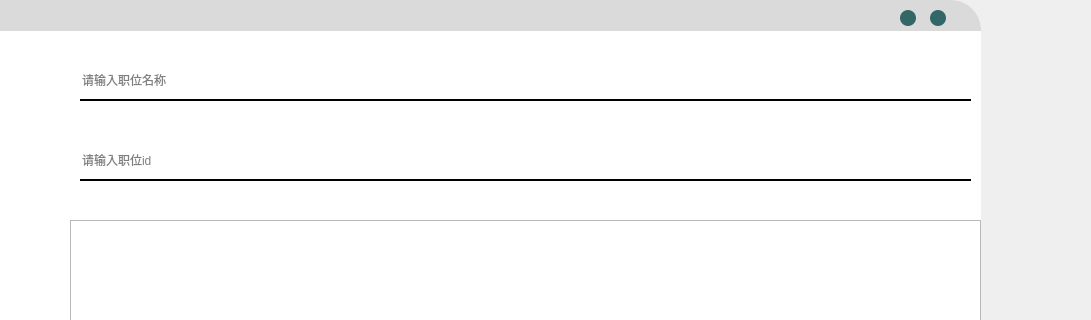
This is Administrator/AdministratorUI1.ui in python-team-9/final_work as Qt 5 draws it before an edit; both pictures show x 130 to 1221 and y 0 to 320 of the 1221 by 939 pixel window. The edited form follows.
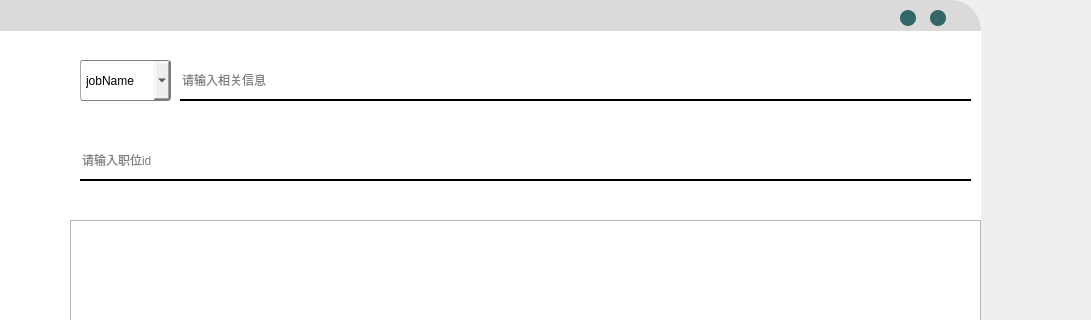
This is the edited form.

Diff of the .ui file:
```diff
--- a/Administrator/AdministratorUI1.ui
+++ b/Administrator/AdministratorUI1.ui
@@ -68,9 +68,9 @@
    <widget class="QLineEdit" name="lineEdit_4">
     <property name="geometry">
      <rect>
-      <x>210</x>
+      <x>310</x>
       <y>60</y>
-      <width>891</width>
+      <width>791</width>
       <height>41</height>
      </rect>
     </property>
@@ -80,7 +80,7 @@
 </string>
     </property>
     <property name="placeholderText">
-     <string>请输入职位名称</string>
+     <string>请输入相关信息</string>
     </property>
    </widget>
    <widget class="QLabel" name="label">
@@ -288,6 +288,44 @@
      <string>注销账号</string>
     </property>
    </widget>
+   <widget class="QComboBox" name="comboBox">
+    <property name="geometry">
+     <rect>
+      <x>210</x>
+      <y>60</y>
+      <width>91</width>
+      <height>41</height>
+     </rect>
+    </property>
+    <property name="styleSheet">
+     <string notr="true">border:1px solid gray;  border-radius:3px;  padding: 5px; min-width:4em;subcontrol-origin:padding; subcontrol-position:top right; width:20px; border-left-width:1px;border-left-color:darkgray; border-left-style:solid; border-top-right-radius:3px; border-bottom-right-radius:3px;</string>
+    </property>
+    <item>
+     <property name="text">
+      <string>jobName</string>
+     </property>
+    </item>
+    <item>
+     <property name="text">
+      <string>jobCompany</string>
+     </property>
+    </item>
+    <item>
+     <property name="text">
+      <string>jobSalary</string>
+     </property>
+    </item>
+    <item>
+     <property name="text">
+      <string>jobPlace</string>
+     </property>
+    </item>
+    <item>
+     <property name="text">
+      <string>jobOfferid</string>
+     </property>
+    </item>
+   </widget>
    <zorder>label_2</zorder>
    <zorder>label_8</zorder>
    <zorder>pushButton_6</zorder>
@@ -300,6 +338,7 @@
    <zorder>pushButton_7</zorder>
    <zorder>label_3</zorder>
    <zorder>pushButton_8</zorder>
+   <zorder>comboBox</zorder>
   </widget>
   <widget class="QMenuBar" name="menubar">
    <property name="geometry">
```
